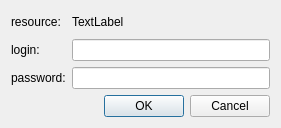
Before: the Qt Designer form python/soma/workflow/gui/connectionDlg.ui in populse/soma-workflow, drawn with Qt 5.
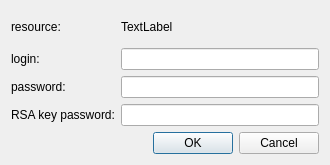
After: the same form once the commit is applied.

Commit message: RSA key with password.

The edit to the form file:
```diff
--- a/python/soma/workflow/gui/connectionDlg.ui
+++ b/python/soma/workflow/gui/connectionDlg.ui
@@ -6,16 +6,10 @@
    <rect>
     <x>0</x>
     <y>0</y>
-    <width>281</width>
-    <height>128</height>
+    <width>330</width>
+    <height>165</height>
    </rect>
   </property>
-  <property name="maximumSize">
-   <size>
-    <width>16777215</width>
-    <height>128</height>
-   </size>
-  </property>
   <property name="windowTitle">
    <string>Connection</string>
   </property>
@@ -63,6 +57,20 @@
        </property>
       </widget>
      </item>
+     <item row="3" column="0">
+      <widget class="QLabel" name="label_4">
+       <property name="text">
+        <string>RSA key password:</string>
+       </property>
+      </widget>
+     </item>
+     <item row="3" column="1">
+      <widget class="QLineEdit" name="lineEdit_rsa_password">
+       <property name="echoMode">
+        <enum>QLineEdit::Password</enum>
+       </property>
+      </widget>
+     </item>
     </layout>
    </item>
    <item>
```
The commit also changes 4 other files.
